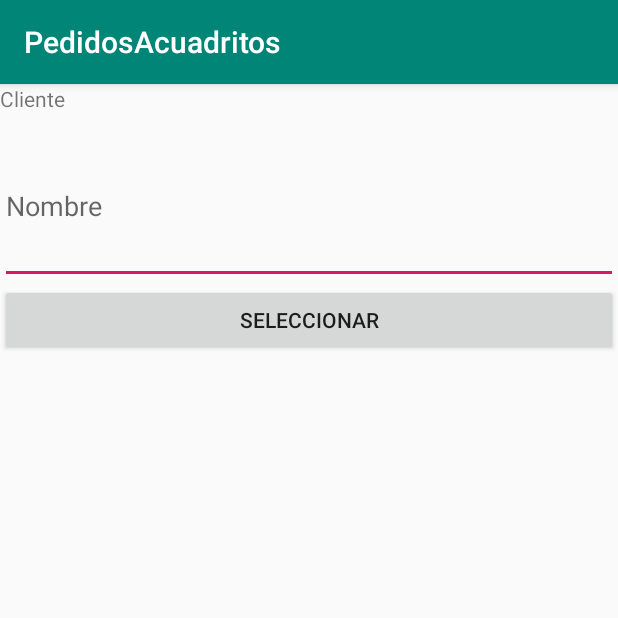
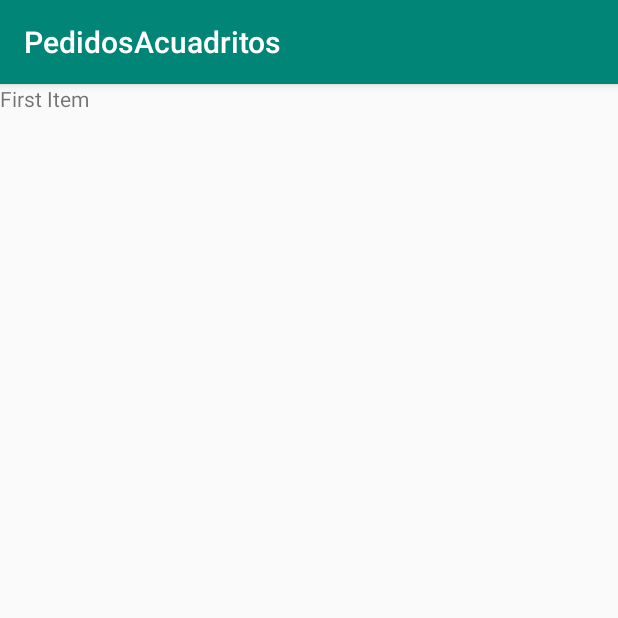
Before and after one commit to diegocabra/PedidosAcuadritos, an Android app: the fragment First_ClienteFragment shown on its own in the app's theme, on a phone screen of 412 x 824 dp, the top half of it. Run offline under Robolectric (Android 15) with nearby library versions, the phone set to English and light mode, and no system bars.

Commit message:
No recuerdo que hice, pero no anda. xD

```diff
--- a/app/src/main/java/com/example/pedidosacuadritos/First_ClienteFragment.java
+++ b/app/src/main/java/com/example/pedidosacuadritos/First_ClienteFragment.java
@@ -25,7 +25,7 @@
     public View onCreateView(LayoutInflater inflater, ViewGroup container,
                              Bundle savedInstanceState) {
         // Inflate the layout for this fragment
-        return inflater.inflate(R.layout.fragment_cliente, container, false);
+        return inflater.inflate(R.layout.fragment_first, container, false);
     }
 
 }
--- a/app/src/main/java/com/example/pedidosacuadritos/Second_ProductoFragment.java
+++ b/app/src/main/java/com/example/pedidosacuadritos/Second_ProductoFragment.java
@@ -25,7 +25,7 @@
     public View onCreateView(LayoutInflater inflater, ViewGroup container,
                              Bundle savedInstanceState) {
         // Inflate the layout for this fragment
-        return inflater.inflate(R.layout.fragment_producto, container, false);
+        return inflater.inflate(R.layout.fragment_second, container, false);
     }
 
 }
--- a/app/src/main/res/layout/fragment_cliente.xml
+++ /dev/null
@@ -1,41 +0,0 @@
-<?xml version="1.0" encoding="utf-8"?>
-<FrameLayout xmlns:android="http://schemas.android.com/apk/res/android"
-    xmlns:tools="http://schemas.android.com/tools"
-    android:layout_width="match_parent"
-    android:layout_height="match_parent"
-    tools:context=".First_ClienteFragment">
-
-    <LinearLayout
-        android:layout_width="match_parent"
-        android:layout_height="match_parent"
-        android:orientation="vertical">
-
-        <LinearLayout
-            android:layout_width="match_parent"
-            android:layout_height="133dp"
-            android:orientation="vertical">
-
-            <TextView
-                android:id="@+id/tv_cliente"
-                android:layout_width="match_parent"
-                android:layout_height="29dp"
-                android:text="Cliente" />
-
-            <EditText
-                android:id="@+id/eT_Cliente"
-                android:layout_width="match_parent"
-                android:layout_height="wrap_content"
-                android:layout_weight="1"
-                android:ems="10"
-                android:hint="Nombre"
-                android:inputType="textPersonName" />
-        </LinearLayout>
-
-        <Button
-            android:id="@+id/bt_okCliente"
-            android:layout_width="match_parent"
-            android:layout_height="wrap_content"
-            android:text="Seleccionar" />
-
-    </LinearLayout>
-</FrameLayout>
--- /dev/null
+++ b/app/src/main/res/layout/fragment_first.xml
@@ -0,0 +1,14 @@
+<?xml version="1.0" encoding="utf-8"?>
+<FrameLayout xmlns:android="http://schemas.android.com/apk/res/android"
+    xmlns:tools="http://schemas.android.com/tools"
+    android:layout_width="match_parent"
+    android:layout_height="match_parent"
+    tools:context=".First_ClienteFragment">
+
+    <!-- TODO: Update blank fragment layout -->
+    <TextView
+        android:layout_width="match_parent"
+        android:layout_height="match_parent"
+        android:text="First Item" />
+
+</FrameLayout>
--- /dev/null
+++ b/app/src/main/res/layout/fragment_second.xml
@@ -0,0 +1,14 @@
+<?xml version="1.0" encoding="utf-8"?>
+<FrameLayout xmlns:android="http://schemas.android.com/apk/res/android"
+    xmlns:tools="http://schemas.android.com/tools"
+    android:layout_width="match_parent"
+    android:layout_height="match_parent"
+    tools:context=".Second_ProductoFragment">
+
+    <!-- TODO: Update blank fragment layout -->
+    <TextView
+        android:layout_width="match_parent"
+        android:layout_height="match_parent"
+        android:text="second Item" />
+
+</FrameLayout>
```
